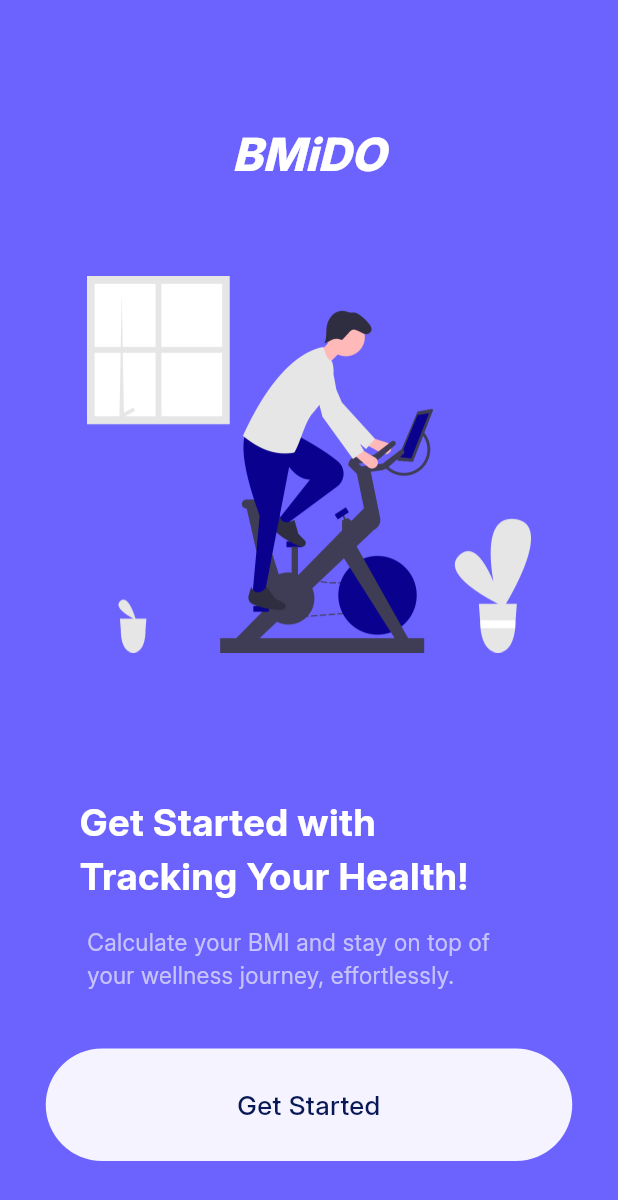
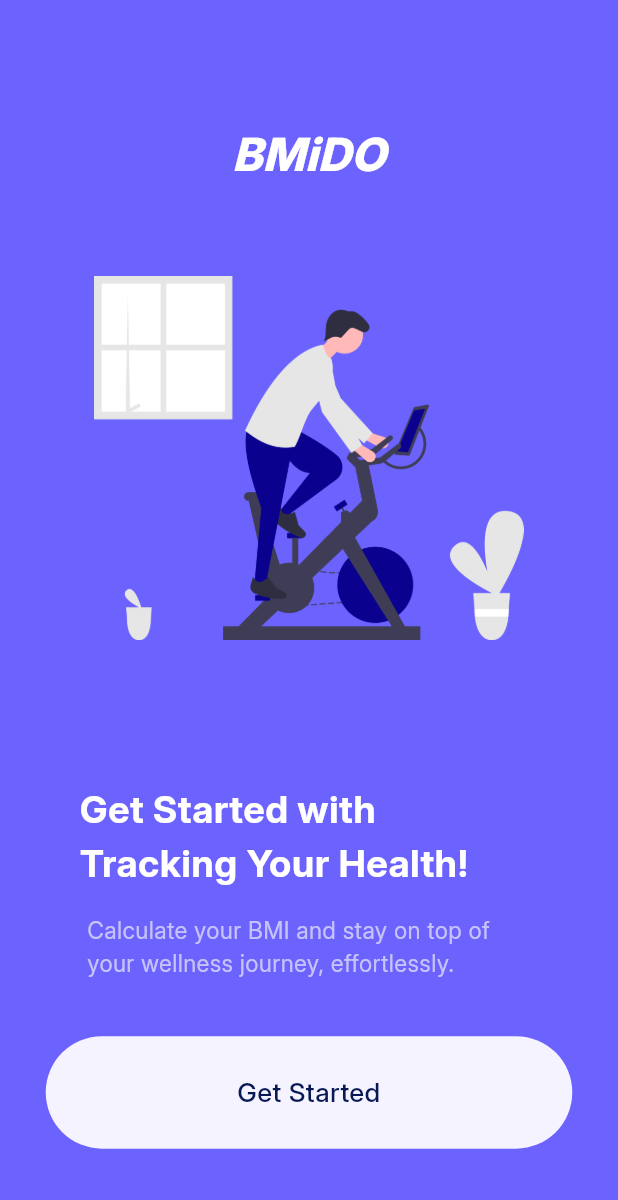
Before and after one commit to jasonwill0212/BMI-APP, a Flutter app: the screen it shows after launch, on a phone screen of 412 x 824 dp. Shown: the top 1200 px of the screen. Run offline on Flutter 3.47's test engine with Material 3 defaults, Android fonts, the phone set to English and light mode, and no system bars; our stand-ins replace flutter_svg.

Commit message:
fix: address all PR review comments

```diff
--- a/lib/components/app_assets.dart
+++ b/lib/components/app_assets.dart
@@ -4,23 +4,23 @@ class AppAssets extends StatelessWidget {
   final String path;
   final double? width;
   final double? height;
-  final BoxFit fit;
 
   const AppAssets({
     super.key,
     required this.path,
     this.width,
     this.height,
-    this.fit = BoxFit.contain,
   });
 
   @override
   Widget build(BuildContext context) {
+    final screenSize = MediaQuery.of(context).size;
+    final screenHeight = screenSize.height;
+    final screenWidth = screenSize.width;
     return Image.asset(
       path,
-      width: width ??  296,
-      height: height ?? 251,
-      fit: fit,
+      width: width ??  screenWidth - 97 ,
+      height: height ?? (251 / 852) * screenHeight,
     );
   }
 }
--- a/lib/routes/app_route.dart
+++ b/lib/routes/app_route.dart
@@ -1,4 +1,4 @@
-import 'package:bmiapp/screens/bmiResultsScreen.dart';
+import 'package:bmiapp/screens/bmi_result_screen.dart';
 import 'package:bmiapp/screens/bmi_calculator_screen.dart';
 import 'package:bmiapp/screens/set_state/bmi_calculator_screen_set_state.dart';
 import 'package:bmiapp/screens/splash_screen.dart';
--- a/lib/screens/splash_screen.dart
+++ b/lib/screens/splash_screen.dart
@@ -7,14 +7,9 @@ import 'package:bmiapp/components/app_textstyle.dart';
 import 'package:bmiapp/routes/app_route.dart';
 import 'package:flutter/material.dart';
 
-class SplashScreen extends StatefulWidget {
+class SplashScreen extends StatelessWidget {
   const SplashScreen({super.key});
 
-  @override
-  State<SplashScreen> createState() => _SplashScreenState();
-}
-
-class _SplashScreenState extends State<SplashScreen> {
   @override
   Widget build(BuildContext context) {
     return Scaffold(
@@ -59,10 +54,7 @@ class _SplashScreenState extends State<SplashScreen> {
           AppButton(
             buttonText: 'Get Started',
             onTap: () async {
-              await Navigator.pushNamed(
-                context,
-                AppRoute.bmiCalculatorScreenSetState,
-              );
+              await Navigator.pushNamed(context, AppRoute.bmiCalculatorScreen);
             },
             colorbutton: AppColor.lavenderMist,
             tStyle: AppTextstyle.tsMediumMidnightBlue17,
--- a/pubspec.yaml
+++ b/pubspec.yaml
@@ -30,7 +30,7 @@ environment:
 dependencies:
   flutter:
     sdk: flutter
-    flutter_svg: ^2.2.0
+  flutter_svg: ^2.2.0
 
 
 
@@ -42,7 +42,6 @@ dependencies:
 dev_dependencies:
   flutter_test:
     sdk: flutter
-  flutter_svg: ^2.2.0
 
   # The "flutter_lints" package below contains a set of recommended lints to
   # encourage good coding practices. The lint set provided by the package is
```
Also changed, not shown: lib/screens/bmiResultsScreen.dart (deleted, +0 -49 lines), lib/screens/bmi_calculator_screen.dart (+4 -12 lines), lib/screens/bmi_result_screen.dart (added, +45 -0 lines), lib/screens/set_state/bmi_calculator_screen_set_state.dart (+11 -11 lines), lib/screens/stateful_builder/bmi_calculator_screen_stateful_builder.dart (+3 -20 lines), lib/widget/age_and_weight_card_widget.dart (+8 -6 lines), lib/widget/height_slider_widget.dart (+2 -10 lines), lib/widget/bmi_results_widget.dart (line endings or trailing spaces), pubspec.lock.
